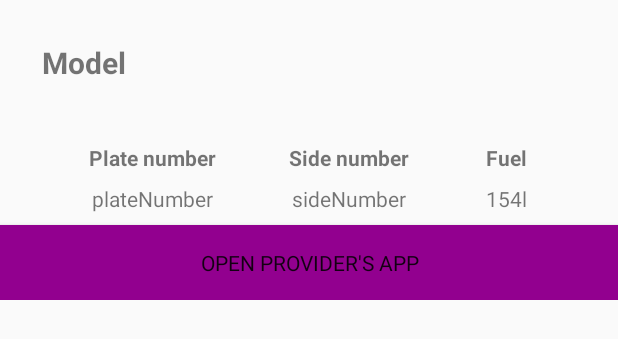
After one commit to JanStoltman/autka-app, an Android app: the layout bottom_sheet_traficar.xml on its own in the app's theme, with its tools: preview values and no code run, on a phone screen of 412 x 824 dp. The commit adds this screen. Shown: the top 339 px of the screen. Run offline under Robolectric (Android 15) with nearby library versions, the phone set to English and light mode, and no system bars.

Commit message:
New details, new functionalities, new app

```diff
--- a/app/src/main/java/com/yggdralisk/autkaapp/data/network/ApiEndPoint.kt
+++ b/app/src/main/java/com/yggdralisk/autkaapp/data/network/ApiEndPoint.kt
@@ -6,6 +6,5 @@ class ApiEndPoint{
 
         val VEHICLES_ENDPOINT = "$BASE_URL/vehicles"
         val CLOSEST_VEHICLES_ENDPOINT = "$BASE_URL/vehicles/closest"
-        val RANDOM_CAT_PIC = "https://aws.random.cat/meow"
     }
 }
--- a/app/src/main/java/com/yggdralisk/autkaapp/data/network/ApiHelper.kt
+++ b/app/src/main/java/com/yggdralisk/autkaapp/data/network/ApiHelper.kt
@@ -1,12 +1,10 @@
 package com.yggdralisk.autkaapp.data.network
 
 import com.yggdralisk.autkaapp.data.network.model.CarModel
-import com.yggdralisk.autkaapp.data.network.model.CatImageResponse
 import io.reactivex.Single
 
 interface ApiHelper {
     fun getApiHeader(): ApiHeader
     fun getCars(): Single<List<CarModel>>
     fun getClosestCar(): Single<CarModel>
-    fun getCatPic(): Single<CatImageResponse>
 }
--- a/app/src/main/java/com/yggdralisk/autkaapp/data/network/model/CatImageResponse.kt
+++ /dev/null
@@ -1,5 +0,0 @@
-package com.yggdralisk.autkaapp.data.network.model
-
-data class CatImageResponse(
-        val file: String
-)
--- a/app/src/main/java/com/yggdralisk/autkaapp/main/MainContract.kt
+++ b/app/src/main/java/com/yggdralisk/autkaapp/main/MainContract.kt
@@ -2,6 +2,7 @@ package com.yggdralisk.autkaapp.main
 
 import com.google.android.gms.maps.model.Marker
 import com.yggdralisk.autkaapp.data.network.model.CarModel
+import com.yggdralisk.autkaapp.data.network.model.Owner
 import com.yggdralisk.autkaapp.mvp.BasePresenterInterface
 
 interface MainContract {
@@ -23,6 +24,7 @@ interface MainContract {
         fun hideBottomSheet()
         fun carDetailsLayoutBehaviorIsHidden(): Boolean
         fun isHoveringToolbarDown(): Boolean
+        fun openProviderApp(owner: Owner)
     }
 
     interface Presenter : BasePresenterInterface {
--- /dev/null
+++ b/app/src/main/res/layout/bottom_sheet_traficar.xml
@@ -0,0 +1,107 @@
+<?xml version="1.0" encoding="utf-8"?>
+<androidx.constraintlayout.widget.ConstraintLayout xmlns:android="http://schemas.android.com/apk/res/android"
+    xmlns:app="http://schemas.android.com/apk/res-auto"
+    xmlns:tools="http://schemas.android.com/tools"
+    android:id="@+id/traficarBottomSheet"
+    android:layout_width="match_parent"
+    android:layout_height="match_parent"
+    android:orientation="vertical"
+    android:visibility="gone"
+    tools:layout_height="200dp"
+    tools:visibility="visible">
+
+    <TextView
+        android:id="@+id/modelTV"
+        style="@style/ModelTextView"
+        android:layout_width="wrap_content"
+        android:layout_height="wrap_content"
+        android:layout_marginStart="28dp"
+        android:layout_marginTop="28dp"
+        app:layout_constraintStart_toStartOf="parent"
+        app:layout_constraintTop_toTopOf="parent"
+        tools:text="Model" />
+
+    <TextView
+        android:id="@+id/plateNumberTV"
+        android:layout_width="wrap_content"
+        android:layout_height="wrap_content"
+        android:layout_marginStart="8dp"
+        android:layout_marginBottom="8dp"
+        app:layout_constraintBottom_toTopOf="@+id/providerButton"
+        app:layout_constraintEnd_toStartOf="@+id/sideNumberTV"
+        app:layout_constraintHorizontal_bias="0.5"
+        app:layout_constraintHorizontal_chainStyle="spread"
+        app:layout_constraintStart_toStartOf="parent"
+        tools:text="plateNumber" />
+
+    <TextView
+        android:id="@+id/sideNumberTV"
+        android:layout_width="wrap_content"
+        android:layout_height="wrap_content"
+        android:layout_marginBottom="8dp"
+        app:layout_constraintBottom_toTopOf="@+id/providerButton"
+        app:layout_constraintEnd_toStartOf="@+id/fuelTV"
+        app:layout_constraintHorizontal_bias="0.5"
+        app:layout_constraintStart_toEndOf="@+id/plateNumberTV"
+        tools:text="sideNumber" />
+
+    <TextView
+        android:id="@+id/fuelTV"
+        android:layout_width="wrap_content"
+        android:layout_height="wrap_content"
+        android:layout_marginEnd="8dp"
+        android:layout_marginBottom="8dp"
+        app:layout_constraintBottom_toTopOf="@+id/providerButton"
+        app:layout_constraintEnd_toEndOf="parent"
+        app:layout_constraintHorizontal_bias="0.5"
+        app:layout_constraintStart_toEndOf="@+id/sideNumberTV"
+        tools:text="154l" />
+
+    <Button
+        android:id="@+id/providerButton"
+        android:layout_width="match_parent"
+        android:layout_height="50dp"
+        android:background="@color/traficarTint"
+        android:text="@string/open_provider_app"
+        app:layout_constraintBottom_toBottomOf="parent"
+        app:layout_constraintEnd_toEndOf="parent"
+        app:layout_constraintStart_toStartOf="parent" />
+
+    <TextView
+        android:id="@+id/plateNumberLabelTV"
+        style="@style/DetailsLabel"
+        android:layout_width="wrap_content"
+        android:layout_height="wrap_content"
+        android:layout_marginBottom="8dp"
+        android:labelFor="@id/plateNumberTV"
+        android:text="@string/plate_number"
+        app:layout_constraintBottom_toTopOf="@+id/plateNumberTV"
+        app:layout_constraintEnd_toEndOf="@+id/plateNumberTV"
+        app:layout_constraintStart_toStartOf="@+id/plateNumberTV" />
+
+    <TextView
+        android:id="@+id/sideNumberLabelTV"
+        style="@style/DetailsLabel"
+        android:layout_width="wrap_content"
+        android:layout_height="wrap_content"
+        android:layout_marginBottom="8dp"
+        android:labelFor="@id/plateNumberTV"
+        android:text="@string/side_number"
+        app:layout_constraintBottom_toTopOf="@+id/sideNumberTV"
+        app:layout_constraintEnd_toEndOf="@+id/sideNumberTV"
+        app:layout_constraintStart_toStartOf="@+id/sideNumberTV" />
+
+    <TextView
+        android:id="@+id/fuelLabelTV"
+        style="@style/DetailsLabel"
+        android:layout_width="wrap_content"
+        android:layout_height="wrap_content"
+        android:layout_marginBottom="8dp"
+        android:labelFor="@id/plateNumberTV"
+        android:text="@string/fuel"
+        app:layout_constraintBottom_toTopOf="@+id/fuelTV"
+        app:layout_constraintEnd_toEndOf="@+id/fuelTV"
+        app:layout_constraintStart_toStartOf="@+id/fuelTV" />
+
+
+</androidx.constraintlayout.widget.ConstraintLayout>
--- a/app/src/main/res/values/strings.xml
+++ b/app/src/main/res/values/strings.xml
@@ -4,4 +4,12 @@
     <string name="vozillla">Vozillla</string>
     <string name="traficar">Traficar</string>
     <string name="filter_by_car_provider">Filter by car provider</string>
+    <string name="km">%1$s Km</string>
+    <string name="l">%1$s l</string>
+    <string name="open_provider_app">Open provider\'s app</string>
+    <string name="provider_is_unknown">Provider is unknown</string>
+    <string name="plate_number">Plate number</string>
+    <string name="range">Range</string>
+    <string name="side_number">Side number</string>
+    <string name="fuel">Fuel</string>
 </resources>
--- a/app/src/main/res/values/styles.xml
+++ b/app/src/main/res/values/styles.xml
@@ -23,4 +23,13 @@
         <item name="android:colorForeground">@android:color/darker_gray</item>
     </style>
 
+    <style name="ModelTextView">
+        <item name="android:textSize">20sp</item>
+        <item name="android:textStyle">bold</item>
+    </style>
+
+    <style name="DetailsLabel">
+        <item name="android:textStyle">bold</item>
+    </style>
+
 </resources>
```
Also changed, not shown: app/src/main/java/com/yggdralisk/autkaapp/common/extension/GoogleMap.kt (+10 -6 lines), app/src/main/java/com/yggdralisk/autkaapp/common/extension/View.kt (added, +15 -0 lines), app/src/main/java/com/yggdralisk/autkaapp/data/network/AppApiHelper.kt (+0 -7 lines), app/src/main/java/com/yggdralisk/autkaapp/main/MainActivity.kt (+76 -16 lines), app/src/main/java/com/yggdralisk/autkaapp/main/MainRepository.kt (+1 -14 lines), app/src/main/res/layout/bottom_sheet_main.xml (+6 -16 lines), app/src/main/res/layout/bottom_sheet_unknown.xml (added, +82 -0 lines), app/src/main/res/layout/bottom_sheet_vozilla.xml (added, +106 -0 lines), app/src/main/res/drawable-hdpi/ic_unknown_car.png (added), app/src/main/res/drawable-mdpi/ic_unknown_car.png (added), app/src/main/res/drawable-xhdpi/ic_unknown_car.png (added), app/src/main/res/drawable-xxhdpi/ic_unknown_car.png (added), app/src/main/res/drawable-xxxhdpi/ic_unknown_car.png (added).
